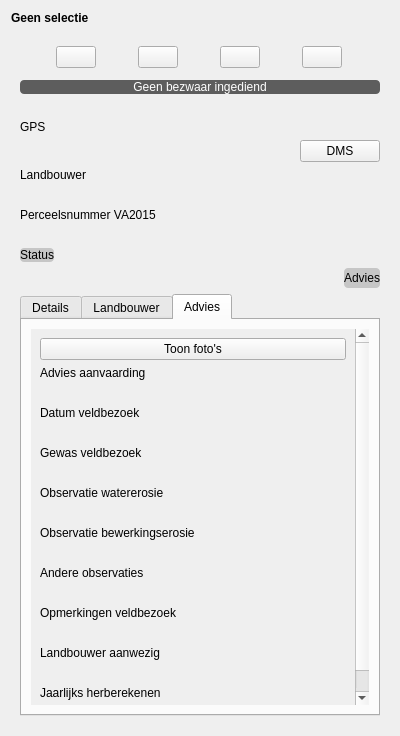
Before: the Qt Designer form ui_parcelinfowidget.ui in DOV-Vlaanderen/erosiebezwaren, drawn with Qt 5.
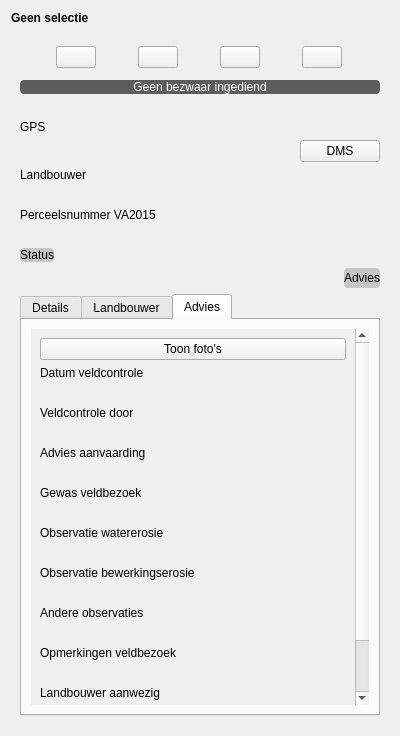
After: the same form once the commit is applied. The open tabs and pages were chosen to show the change. Icons and pictures are not drawn. Custom widgets are drawn as their Qt base class.

Commit message: Uitvoerder veldcontrole toegevoegd aan infovenster.

```diff
--- a/ui_parcelinfowidget.ui
+++ b/ui_parcelinfowidget.ui
@@ -1127,7 +1127,7 @@
                <x>0</x>
                <y>0</y>
                <width>329</width>
-               <height>534</height>
+               <height>585</height>
               </rect>
              </property>
              <layout class="QVBoxLayout" name="verticalLayout_6">
@@ -1138,6 +1138,49 @@
                 </property>
                </widget>
               </item>
+              <item>
+               <widget class="QLabel" name="lb_datum_veldbezoek">
+                <property name="text">
+                 <string>Datum veldcontrole</string>
+                </property>
+               </widget>
+              </item>
+              <item>
+               <widget class="ValueLabel" name="efw_datum_veldbezoek">
+                <property name="styleSheet">
+                 <string notr="true">* { font-style: italic; }</string>
+                </property>
+                <property name="text">
+                 <string/>
+                </property>
+                <property name="indent">
+                 <number>20</number>
+                </property>
+               </widget>
+              </item>
+              <item>
+               <widget class="QLabel" name="lb_veldcontrole_door">
+                <property name="text">
+                 <string>Veldcontrole door</string>
+                </property>
+               </widget>
+              </item>
+              <item>
+               <widget class="ValueLabel" name="efw_veldcontrole_door">
+                <property name="styleSheet">
+                 <string notr="true">* { font-style: italic; }</string>
+                </property>
+                <property name="text">
+                 <string/>
+                </property>
+                <property name="wordWrap">
+                 <bool>true</bool>
+                </property>
+                <property name="indent">
+                 <number>20</number>
+                </property>
+               </widget>
+              </item>
               <item>
                <widget class="QLabel" name="lb_advies_aanvaarding">
                 <property name="text">
@@ -1158,26 +1201,6 @@
                 </property>
                </widget>
               </item>
-              <item>
-               <widget class="QLabel" name="lb_datum_veldbezoek">
-                <property name="text">
-                 <string>Datum veldbezoek</string>
-                </property>
-               </widget>
-              </item>
-              <item>
-               <widget class="ValueLabel" name="efw_datum_veldbezoek">
-                <property name="styleSheet">
-                 <string notr="true">* { font-style: italic; }</string>
-                </property>
-                <property name="text">
-                 <string/>
-                </property>
-                <property name="indent">
-                 <number>20</number>
-                </property>
-               </widget>
-              </item>
               <item>
                <widget class="QLabel" name="lb_gewas_veldbezoek">
                 <property name="text">
```
